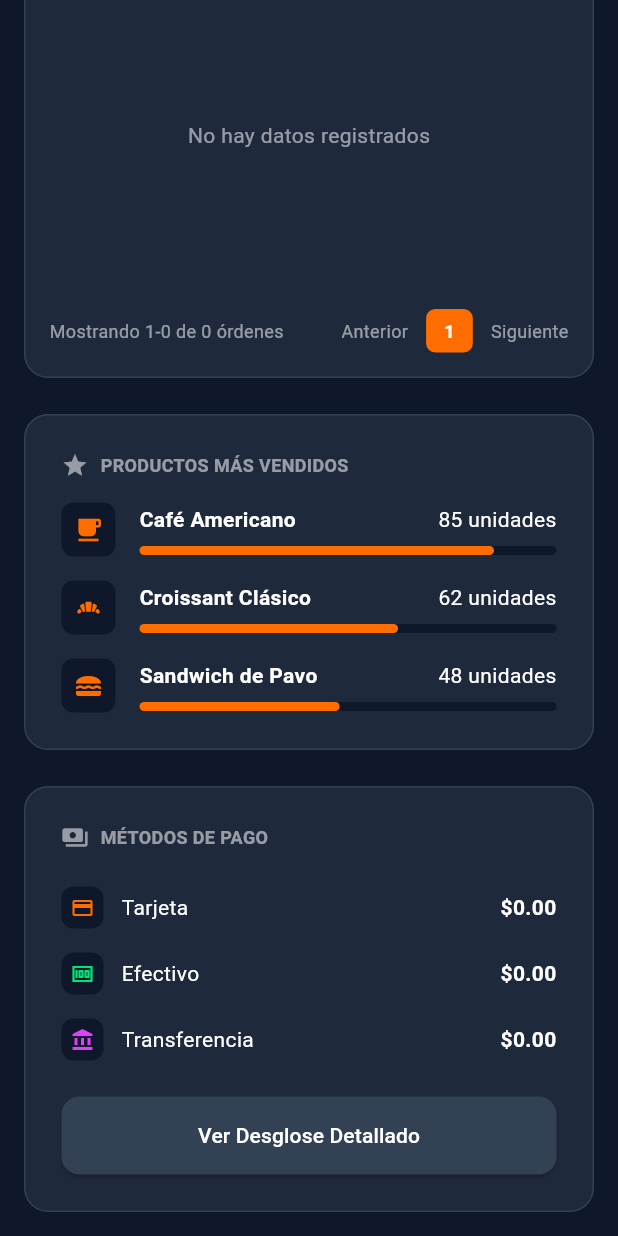
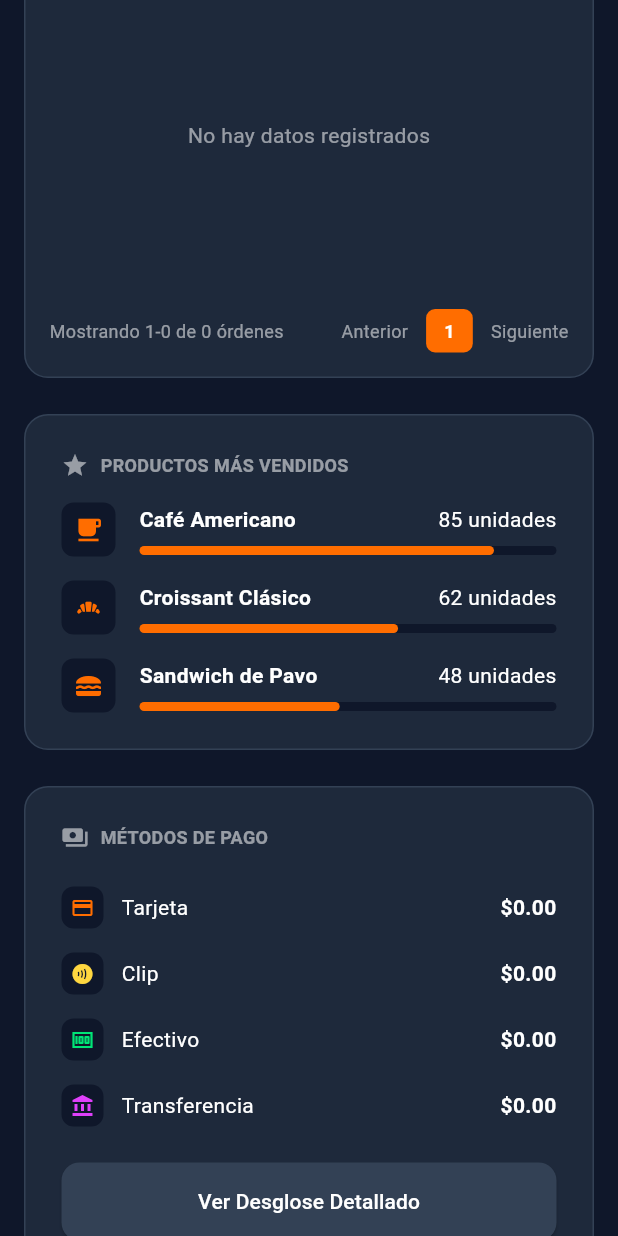
Before and after one commit to gorditasmh2020rigoberto/restaurant, a Flutter app: the ReportsView screen opened by its route, scrolled down 1102 dp, on a phone screen of 412 x 824 dp. Run offline on Flutter 3.47's test engine with Material 3 defaults, Android fonts, the phone set to English and light mode, and no system bars; our stand-ins replace audioplayers, image_picker, pdf, printing, shared_preferences, supabase_flutter; missing offline and left inert: dart:html; accounts and stored records are empty; key blocks and very long unbroken strings in the code were emptied for the run.

Commit message:
feat: agregar Clip como método de pago
- Cliente: nueva opción "Clip" en checkout junto a Efectivo y Tarjeta (TPV)
- Mesero: botón "Clip" en el diálogo de cobro de cuenta (icono naranja)
- Caja: opción "CLIP" en el dropdown de medio de pago para movimientos
- Reportes: nueva fila "Clip" con total de ventas (icono contactless ámbar)

Co-Authored-By: Claude Sonnet 4.6 <noreply@anthropic.com>

```diff
--- a/lib/views/cash_register_view.dart
+++ b/lib/views/cash_register_view.dart
@@ -240,7 +240,7 @@ class _CashRegisterViewState extends State<CashRegisterView> {
                         fillColor: const Color(0xFF0F172A),
                         border: OutlineInputBorder(borderRadius: BorderRadius.circular(12)),
                       ),
-                      items: ['EFECTIVO', 'TARJETA', 'TRANSFERENCIA']
+                      items: ['EFECTIVO', 'TARJETA', 'CLIP', 'TRANSFERENCIA']
                           .map((c) => DropdownMenuItem(value: c, child: Text(c)))
                           .toList(),
                       onChanged: (val) => setDialogState(() => _selectedPaymentMethod = val!),
--- a/lib/views/client_checkout_view.dart
+++ b/lib/views/client_checkout_view.dart
@@ -272,6 +272,7 @@ class _ClientCheckoutViewState extends State<ClientCheckoutView> {
                           segments: [
                             ButtonSegment(value: 'Efectivo', label: Text(isMobile ? 'Efectivo' : 'Efectivo (Pagar en caja)'), icon: const Icon(Icons.money)),
                             ButtonSegment(value: 'Tarjeta', label: Text(isMobile ? 'Tarjeta' : 'Tarjeta (TPV)'), icon: const Icon(Icons.credit_card)),
+                            ButtonSegment(value: 'Clip', label: const Text('Clip'), icon: const Icon(Icons.contactless)),
                           ],
                           selected: {_paymentMethod},
                           onSelectionChanged: (newSelection) {
--- a/lib/views/reports_view.dart
+++ b/lib/views/reports_view.dart
@@ -27,6 +27,7 @@ class _ReportsViewState extends State<ReportsView> {
   double _ticketPromedio = 0.0;
   double _efectivoEnCaja = 0.0;
   double _ventasTarjeta = 0.0;
+  double _ventasClip = 0.0;
   double _ventasTransferencia = 0.0;
 
   // Vista activa: 'historial' o 'cortes'
@@ -84,7 +85,7 @@ class _ReportsViewState extends State<ReportsView> {
       _filteredOrders = localFiltered;
 
       double total = 0.0;
-      double eff = 0.0, tar = 0.0, tra = 0.0;
+      double eff = 0.0, tar = 0.0, clip = 0.0, tra = 0.0;
 
       for (var o in _filteredOrders) {
         final amt = (o['total_amount'] as num?)?.toDouble() ?? 0.0;
@@ -93,6 +94,8 @@ class _ReportsViewState extends State<ReportsView> {
 
         if (pm == 'TARJETA') {
           tar += amt;
+        } else if (pm == 'CLIP') {
+          clip += amt;
         } else if (pm == 'TRANSFERENCIA') {
           tra += amt;
         } else {
@@ -105,6 +108,7 @@ class _ReportsViewState extends State<ReportsView> {
       _ticketPromedio = _totalOrders > 0 ? _totalSales / _totalOrders : 0.0;
       _efectivoEnCaja = eff;
       _ventasTarjeta = tar;
+      _ventasClip = clip;
       _ventasTransferencia = tra;
     });
   }
@@ -184,7 +188,9 @@ class _ReportsViewState extends State<ReportsView> {
 
       for (var o in orders) {
         final pm = o['payment_method']?.toString().toUpperCase() ?? 'EFECTIVO';
-        if (pm.contains('TARJETA') || pm.contains('MERCADO')) {
+        if (pm.contains('CLIP')) {
+          o['ui_method'] = 'CLIP';
+        } else if (pm.contains('TARJETA') || pm.contains('CARD') || pm.contains('MERCADO')) {
           o['ui_method'] = 'TARJETA';
         } else if (pm.contains('TRANS')) {
           o['ui_method'] = 'TRANSFERENCIA';
@@ -771,6 +777,8 @@ class _ReportsViewState extends State<ReportsView> {
                           const SizedBox(height: 24),
                           _buildPaymentMethodRow('Tarjeta', _ventasTarjeta, Icons.credit_card, const Color(0xFFFF6D00)),
                           const SizedBox(height: 16),
+                          _buildPaymentMethodRow('Clip', _ventasClip, Icons.contactless, Colors.amberAccent),
+                          const SizedBox(height: 16),
                           _buildPaymentMethodRow('Efectivo', _efectivoEnCaja, Icons.money, Colors.greenAccent[400]!),
                           const SizedBox(height: 16),
                           _buildPaymentMethodRow('Transferencia', _ventasTransferencia, Icons.account_balance, Colors.purpleAccent),
```
Also changed, not shown: lib/widgets/order_summary.dart (+21 -4 lines).
